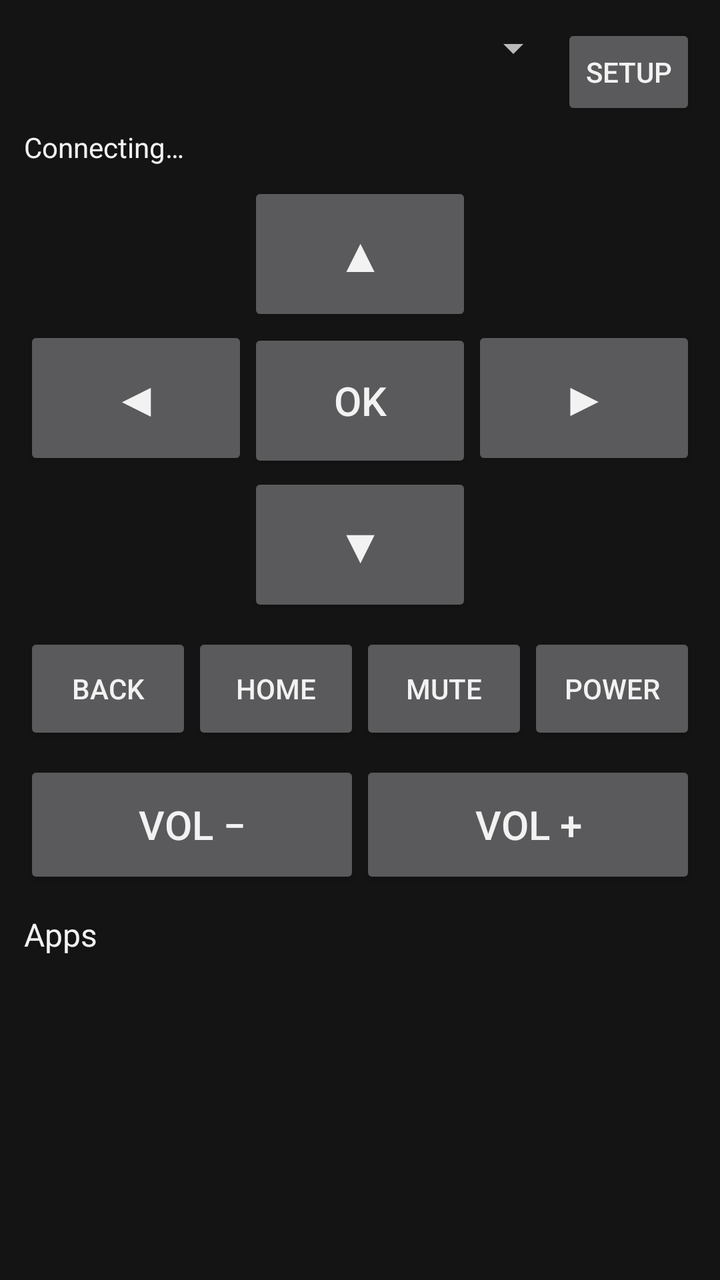
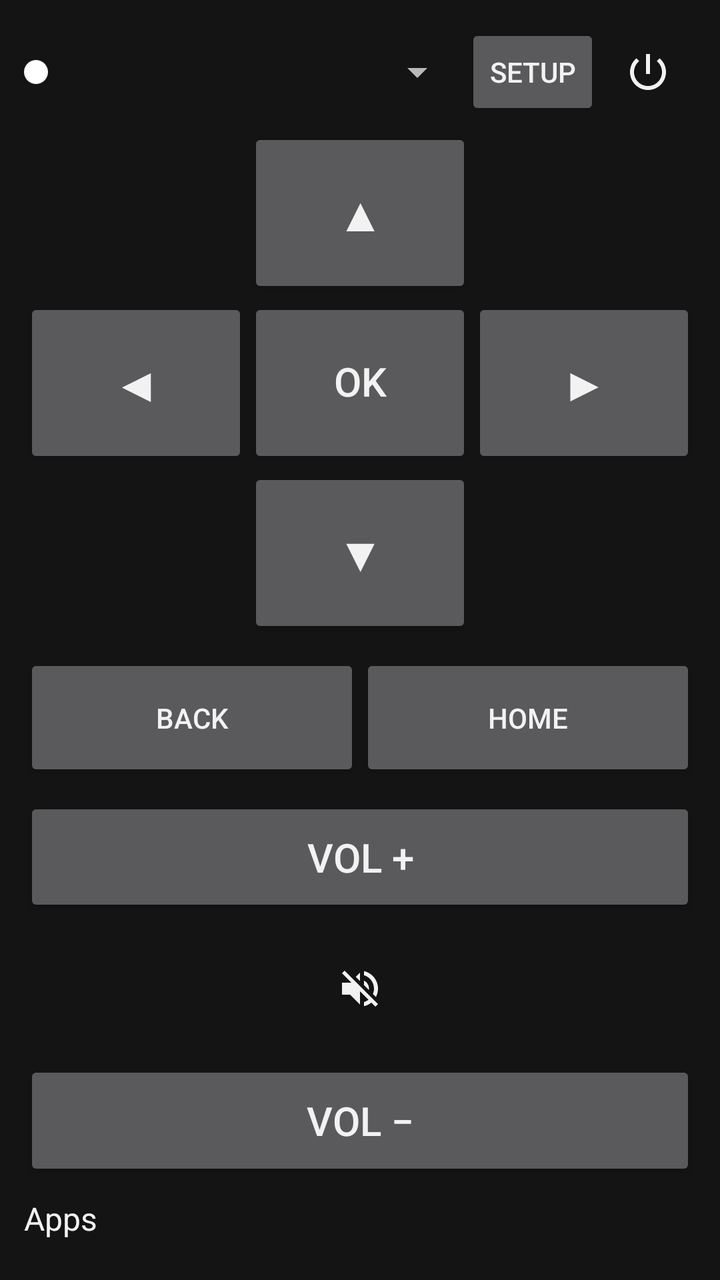

Before-and-after screenshots of an Android layout around one commit, followed by the original layout XML and the change that was made.
<!-- AndroidManifest.xml: application theme Theme.GrafRemote -->
<!-- res/layout/activity_main.xml -->
<?xml version="1.0" encoding="utf-8"?>
<ScrollView xmlns:android="http://schemas.android.com/apk/res/android"
    android:layout_width="match_parent"
    android:layout_height="match_parent">

    <LinearLayout
        android:layout_width="match_parent"
        android:layout_height="wrap_content"
        android:orientation="vertical"
        android:padding="12dp">

        
        <LinearLayout
            android:layout_width="match_parent"
            android:layout_height="wrap_content"
            android:orientation="horizontal">

            <Spinner
                android:id="@+id/tvSpinner"
                android:layout_width="0dp"
                android:layout_height="wrap_content"
                android:layout_weight="1" />

            <Button
                android:id="@+id/btnSettings"
                android:layout_width="wrap_content"
                android:layout_height="wrap_content"
                android:minWidth="56dp"
                android:text="Setup" />
        </LinearLayout>

        <TextView
            android:id="@+id/statusText"
            android:layout_width="match_parent"
            android:layout_height="wrap_content"
            android:paddingTop="4dp"
            android:paddingBottom="8dp"
            android:text="Connecting…"
            android:textSize="14sp" />

        
        <GridLayout
            android:layout_width="match_parent"
            android:layout_height="wrap_content"
            android:columnCount="3">

            <View
                android:layout_width="0dp"
                android:layout_columnWeight="1" />

            <Button
                android:id="@+id/btnUp"
                android:layout_width="0dp"
                android:layout_columnWeight="1"
                android:minHeight="72dp"
                android:text="▲"
                android:textSize="24sp" />

            <View
                android:layout_width="0dp"
                android:layout_columnWeight="1" />

            <Button
                android:id="@+id/btnLeft"
                android:layout_width="0dp"
                android:layout_columnWeight="1"
                android:minHeight="72dp"
                android:text="◀"
                android:textSize="24sp" />

            <Button
                android:id="@+id/btnOk"
                android:layout_width="0dp"
                android:layout_columnWeight="1"
                android:minHeight="72dp"
                android:text="OK"
                android:textSize="20sp" />

            <Button
                android:id="@+id/btnRight"
                android:layout_width="0dp"
                android:layout_columnWeight="1"
                android:minHeight="72dp"
                android:text="▶"
                android:textSize="24sp" />

            <View
                android:layout_width="0dp"
                android:layout_columnWeight="1" />

            <Button
                android:id="@+id/btnDown"
                android:layout_width="0dp"
                android:layout_columnWeight="1"
                android:minHeight="72dp"
                android:text="▼"
                android:textSize="24sp" />

            <View
                android:layout_width="0dp"
                android:layout_columnWeight="1" />
        </GridLayout>

        
        <GridLayout
            android:layout_width="match_parent"
            android:layout_height="wrap_content"
            android:columnCount="4"
            android:layout_marginTop="8dp">

            <Button
                android:id="@+id/btnBack"
                android:layout_width="0dp"
                android:layout_columnWeight="1"
                android:minHeight="56dp"
                android:text="Back" />

            <Button
                android:id="@+id/btnHome"
                android:layout_width="0dp"
                android:layout_columnWeight="1"
                android:minHeight="56dp"
                android:text="Home" />

            <Button
                android:id="@+id/btnMute"
                android:layout_width="0dp"
                android:layout_columnWeight="1"
                android:minHeight="56dp"
                android:text="Mute" />

            <Button
                android:id="@+id/btnPower"
                android:layout_width="0dp"
                android:layout_columnWeight="1"
                android:minHeight="56dp"
                android:text="Power" />
        </GridLayout>

        
        <GridLayout
            android:layout_width="match_parent"
            android:layout_height="wrap_content"
            android:columnCount="2"
            android:layout_marginTop="8dp">

            <Button
                android:id="@+id/btnVolDown"
                android:layout_width="0dp"
                android:layout_columnWeight="1"
                android:minHeight="64dp"
                android:text="VOL −"
                android:textSize="20sp" />

            <Button
                android:id="@+id/btnVolUp"
                android:layout_width="0dp"
                android:layout_columnWeight="1"
                android:minHeight="64dp"
                android:text="VOL +"
                android:textSize="20sp" />
        </GridLayout>

        
        <TextView
            android:layout_width="match_parent"
            android:layout_height="wrap_content"
            android:layout_marginTop="12dp"
            android:text="Apps"
            android:textSize="16sp" />

        <HorizontalScrollView
            android:layout_width="match_parent"
            android:layout_height="wrap_content">

            <LinearLayout
                android:id="@+id/appsRow"
                android:layout_width="wrap_content"
                android:layout_height="wrap_content"
                android:orientation="horizontal"
                android:paddingTop="4dp"
                android:paddingBottom="16dp" />
        </HorizontalScrollView>
    </LinearLayout>
</ScrollView>
<!-- resources referenced by this layout -->
<resources>
  <style name="Theme.GrafRemote" parent="android:Theme.Material.NoActionBar">
          <item name="android:windowBackground">#141414</item>
          <item name="android:textColor">#f2f2f2</item>
          <item name="android:colorAccent">#4da3ff</item>
      </style>
</resources>

<!-- the commit's change to res/layout/activity_main.xml (unified diff, before → after) -->
@@ -1,185 +1,258 @@
 <?xml version="1.0" encoding="utf-8"?>
-<ScrollView xmlns:android="http://schemas.android.com/apk/res/android"
+<LinearLayout xmlns:android="http://schemas.android.com/apk/res/android"
     android:layout_width="match_parent"
-    android:layout_height="match_parent">
-
+    android:layout_height="match_parent"
+    android:orientation="vertical"
+    android:padding="12dp">
+
+    
     <LinearLayout
         android:layout_width="match_parent"
         android:layout_height="wrap_content"
-        android:orientation="vertical"
-        android:padding="12dp">
-
-        
+        android:gravity="center_vertical"
+        android:orientation="horizontal">
+
+        <View
+            android:id="@+id/statusDot"
+            android:layout_width="12dp"
+            android:layout_height="12dp"
+            android:layout_marginEnd="8dp"
+            android:background="@drawable/status_dot"
+            android:contentDescription="Connection status" />
+
+        <Spinner
+            android:id="@+id/tvSpinner"
+            android:layout_width="0dp"
+            android:layout_height="wrap_content"
+            android:layout_weight="1" />
+
+        <Button
+            android:id="@+id/btnSettings"
+            android:layout_width="wrap_content"
+            android:layout_height="wrap_content"
+            android:minWidth="56dp"
+            android:text="Setup" />
+
+        <ImageButton
+            android:id="@+id/btnPower"
+            android:layout_width="48dp"
+            android:layout_height="48dp"
+            android:background="?android:attr/selectableItemBackgroundBorderless"
+            android:contentDescription="Power"
+            android:src="@drawable/ic_power" />
+    </LinearLayout>
+
+    
+    <TextView
+        android:id="@+id/statusText"
+        android:layout_width="match_parent"
+        android:layout_height="wrap_content"
+        android:paddingTop="4dp"
+        android:paddingBottom="4dp"
+        android:textSize="14sp"
+        android:visibility="gone" />
+
+    
+    <GridLayout
+        android:layout_width="match_parent"
+        android:layout_height="0dp"
+        android:layout_weight="4"
+        android:layout_marginTop="4dp"
+        android:columnCount="3"
+        android:rowCount="3">
+
+        <Space
+            android:layout_width="0dp"
+            android:layout_height="0dp"
+            android:layout_columnWeight="1"
+            android:layout_gravity="fill"
+            android:layout_rowWeight="1" />
+
+        <Button
+            android:id="@+id/btnUp"
+            android:layout_width="0dp"
+            android:layout_height="0dp"
+            android:layout_columnWeight="1"
+            android:layout_gravity="fill"
+            android:layout_rowWeight="1"
+            android:gravity="center"
+            android:includeFontPadding="false"
+            android:minWidth="0dp"
+            android:minHeight="0dp"
+            android:text="▲"
+            android:textSize="24sp" />
+
+        <Space
+            android:layout_width="0dp"
+            android:layout_height="0dp"
+            android:layout_columnWeight="1"
+            android:layout_gravity="fill"
+            android:layout_rowWeight="1" />
+
+        <Button
+            android:id="@+id/btnLeft"
+            android:layout_width="0dp"
+            android:layout_height="0dp"
+            android:layout_columnWeight="1"
+            android:layout_gravity="fill"
+            android:layout_rowWeight="1"
+            android:gravity="center"
+            android:includeFontPadding="false"
+            android:minWidth="0dp"
+            android:minHeight="0dp"
+            android:text="◀"
+            android:textSize="24sp" />
+
+        <Button
+            android:id="@+id/btnOk"
+            android:layout_width="0dp"
+            android:layout_height="0dp"
+            android:layout_columnWeight="1"
+            android:layout_gravity="fill"
+            android:layout_rowWeight="1"
+            android:gravity="center"
+            android:includeFontPadding="false"
+            android:minWidth="0dp"
+            android:minHeight="0dp"
+            android:text="OK"
+            android:textSize="20sp" />
+
+        <Button
+            android:id="@+id/btnRight"
+            android:layout_width="0dp"
+            android:layout_height="0dp"
+            android:layout_columnWeight="1"
+            android:layout_gravity="fill"
+            android:layout_rowWeight="1"
+            android:gravity="center"
+            android:includeFontPadding="false"
+            android:minWidth="0dp"
+            android:minHeight="0dp"
+            android:text="▶"
+            android:textSize="24sp" />
+
+        <Space
+            android:layout_width="0dp"
+            android:layout_height="0dp"
+            android:layout_columnWeight="1"
+            android:layout_gravity="fill"
+            android:layout_rowWeight="1" />
+
+        <Button
+            android:id="@+id/btnDown"
+            android:layout_width="0dp"
+            android:layout_height="0dp"
+            android:layout_columnWeight="1"
+            android:layout_gravity="fill"
+            android:layout_rowWeight="1"
+            android:gravity="center"
+            android:includeFontPadding="false"
+            android:minWidth="0dp"
+            android:minHeight="0dp"
+            android:text="▼"
+            android:textSize="24sp" />
+
+        <Space
+            android:layout_width="0dp"
+            android:layout_height="0dp"
+            android:layout_columnWeight="1"
+            android:layout_gravity="fill"
+            android:layout_rowWeight="1" />
+    </GridLayout>
+
+    
+    <GridLayout
+        android:layout_width="match_parent"
+        android:layout_height="0dp"
+        android:layout_weight="1"
+        android:layout_marginTop="8dp"
+        android:columnCount="2"
+        android:rowCount="1">
+
+        <Button
+            android:id="@+id/btnBack"
+            android:layout_width="0dp"
+            android:layout_height="0dp"
+            android:layout_columnWeight="1"
+            android:layout_gravity="fill"
+            android:layout_rowWeight="1"
+            android:gravity="center"
+            android:minWidth="0dp"
+            android:minHeight="0dp"
+            android:text="Back" />
+
+        <Button
+            android:id="@+id/btnHome"
+            android:layout_width="0dp"
+            android:layout_height="0dp"
+            android:layout_columnWeight="1"
+            android:layout_gravity="fill"
+            android:layout_rowWeight="1"
+            android:gravity="center"
+            android:minWidth="0dp"
+            android:minHeight="0dp"
+            android:text="Home" />
+    </GridLayout>
+
+    
+    <LinearLayout
+        android:layout_width="match_parent"
+        android:layout_height="0dp"
+        android:layout_weight="3"
+        android:layout_marginTop="8dp"
+        android:orientation="vertical">
+
+        <Button
+            android:id="@+id/btnVolUp"
+            android:layout_width="match_parent"
+            android:layout_height="0dp"
+            android:layout_weight="1"
+            android:gravity="center"
+            android:minHeight="0dp"
+            android:text="VOL +"
+            android:textSize="20sp" />
+
+        <ImageButton
+            android:id="@+id/btnMute"
+            android:layout_width="match_parent"
+            android:layout_height="0dp"
+            android:layout_weight="1"
+            android:layout_marginTop="6dp"
+            android:layout_marginBottom="6dp"
+            android:background="?android:attr/selectableItemBackground"
+            android:contentDescription="Mute"
+            android:scaleType="center"
+            android:src="@drawable/ic_mute" />
+
+        <Button
+            android:id="@+id/btnVolDown"
+            android:layout_width="match_parent"
+            android:layout_height="0dp"
+            android:layout_weight="1"
+            android:gravity="center"
+            android:minHeight="0dp"
+            android:text="VOL −"
+            android:textSize="20sp" />
+    </LinearLayout>
+
+    
+    <TextView
+        android:layout_width="match_parent"
+        android:layout_height="wrap_content"
+        android:layout_marginTop="8dp"
+        android:text="Apps"
+        android:textSize="16sp" />
+
+    <HorizontalScrollView
+        android:layout_width="match_parent"
+        android:layout_height="wrap_content">
+
         <LinearLayout
-            android:layout_width="match_parent"
+            android:id="@+id/appsRow"
+            android:layout_width="wrap_content"
             android:layout_height="wrap_content"
-            android:orientation="horizontal">
-
-            <Spinner
-                android:id="@+id/tvSpinner"
-                android:layout_width="0dp"
-                android:layout_height="wrap_content"
-                android:layout_weight="1" />
-
-            <Button
-                android:id="@+id/btnSettings"
-                android:layout_width="wrap_content"
-                android:layout_height="wrap_content"
-                android:minWidth="56dp"
-                android:text="Setup" />
-        </LinearLayout>
-
-        <TextView
-            android:id="@+id/statusText"
-            android:layout_width="match_parent"
-            android:layout_height="wrap_content"
+            android:orientation="horizontal"
             android:paddingTop="4dp"
-            android:paddingBottom="8dp"
-            android:text="Connecting…"
-            android:textSize="14sp" />
-
-        
-        <GridLayout
-            android:layout_width="match_parent"
-            android:layout_height="wrap_content"
-            android:columnCount="3">
-
-            <View
-                android:layout_width="0dp"
-                android:layout_columnWeight="1" />
-
-            <Button
-                android:id="@+id/btnUp"
-                android:layout_width="0dp"
-                android:layout_columnWeight="1"
-                android:minHeight="72dp"
-                android:text="▲"
-                android:textSize="24sp" />
-
-            <View
-                android:layout_width="0dp"
-                android:layout_columnWeight="1" />
-
-            <Button
-                android:id="@+id/btnLeft"
-                android:layout_width="0dp"
-                android:layout_columnWeight="1"
-                android:minHeight="72dp"
-                android:text="◀"
-                android:textSize="24sp" />
-
-            <Button
-                android:id="@+id/btnOk"
-                android:layout_width="0dp"
-                android:layout_columnWeight="1"
-                android:minHeight="72dp"
-                android:text="OK"
-                android:textSize="20sp" />
-
-            <Button
-                android:id="@+id/btnRight"
-                android:layout_width="0dp"
-                android:layout_columnWeight="1"
-                android:minHeight="72dp"
-                android:text="▶"
-                android:textSize="24sp" />
-
-            <View
-                android:layout_width="0dp"
-                android:layout_columnWeight="1" />
-
-            <Button
-                android:id="@+id/btnDown"
-                android:layout_width="0dp"
-                android:layout_columnWeight="1"
-                android:minHeight="72dp"
-                android:text="▼"
-                android:textSize="24sp" />
-
-            <View
-                android:layout_width="0dp"
-                android:layout_columnWeight="1" />
-        </GridLayout>
-
-        
-        <GridLayout
-            android:layout_width="match_parent"
-            android:layout_height="wrap_content"
-            android:columnCount="4"
-            android:layout_marginTop="8dp">
-
-            <Button
-                android:id="@+id/btnBack"
-                android:layout_width="0dp"
-                android:layout_columnWeight="1"
-                android:minHeight="56dp"
-                android:text="Back" />
-
-            <Button
-                android:id="@+id/btnHome"
-                android:layout_width="0dp"
-                android:layout_columnWeight="1"
-                android:minHeight="56dp"
-                android:text="Home" />
-
-            <Button
-                android:id="@+id/btnMute"
-                android:layout_width="0dp"
-                android:layout_columnWeight="1"
-                android:minHeight="56dp"
-                android:text="Mute" />
-
-            <Button
-                android:id="@+id/btnPower"
-                android:layout_width="0dp"
-                android:layout_columnWeight="1"
-                android:minHeight="56dp"
-                android:text="Power" />
-        </GridLayout>
-
-        
-        <GridLayout
-            android:layout_width="match_parent"
-            android:layout_height="wrap_content"
-            android:columnCount="2"
-            android:layout_marginTop="8dp">
-
-            <Button
-                android:id="@+id/btnVolDown"
-                android:layout_width="0dp"
-                android:layout_columnWeight="1"
-                android:minHeight="64dp"
-                android:text="VOL −"
-                android:textSize="20sp" />
-
-            <Button
-                android:id="@+id/btnVolUp"
-                android:layout_width="0dp"
-                android:layout_columnWeight="1"
-                android:minHeight="64dp"
-                android:text="VOL +"
-                android:textSize="20sp" />
-        </GridLayout>
-
-        
-        <TextView
-            android:layout_width="match_parent"
-            android:layout_height="wrap_content"
-            android:layout_marginTop="12dp"
-            android:text="Apps"
-            android:textSize="16sp" />
-
-        <HorizontalScrollView
-            android:layout_width="match_parent"
-            android:layout_height="wrap_content">
-
-            <LinearLayout
-                android:id="@+id/appsRow"
-                android:layout_width="wrap_content"
-                android:layout_height="wrap_content"
-                android:orientation="horizontal"
-                android:paddingTop="4dp"
-                android:paddingBottom="16dp" />
-        </HorizontalScrollView>
-    </LinearLayout>
-</ScrollView>
+            android:paddingBottom="4dp" />
+    </HorizontalScrollView>
+</LinearLayout>
<!-- resource entries referenced after the edit -->
@@ -1,5 +1,39 @@
 <!-- resources referenced by this layout -->
 <resources>
+  <!-- drawable ic_mute (drawable) -->
+  <?xml version="1.0" encoding="utf-8"?>
+  <vector xmlns:android="http://schemas.android.com/apk/res/android"
+      android:width="24dp"
+      android:height="24dp"
+      android:tint="#f2f2f2"
+      android:viewportWidth="24"
+      android:viewportHeight="24">
+      <path
+          android:fillColor="#FFFFFF"
+          android:pathData="M16.5,12c0,-1.77 -1.02,-3.29 -2.5,-4.03v2.21l2.45,2.45c0.03,-0.2 0.05,-0.41 0.05,-0.63zM19,12c0,0.94 -0.2,1.82 -0.54,2.64l1.51,1.51C20.63,14.91 21,13.5 21,12c0,-4.28 -2.99,-7.86 -7,-8.77v2.06c2.89,0.86 5,3.54 5,6.71zM4.27,3L3,4.27 7.73,9H3v6h4l5,5v-6.73l4.25,4.25c-0.67,0.52 -1.42,0.93 -2.25,1.18v2.06c1.38,-0.31 2.63,-0.95 3.69,-1.81L19.73,21 21,19.73l-9,-9L4.27,3zM12,4L9.91,6.09 12,8.18V4z" />
+  </vector>
+  <!-- drawable ic_power (drawable) -->
+  <?xml version="1.0" encoding="utf-8"?>
+  <vector xmlns:android="http://schemas.android.com/apk/res/android"
+      android:width="24dp"
+      android:height="24dp"
+      android:tint="#f2f2f2"
+      android:viewportWidth="24"
+      android:viewportHeight="24">
+      <path
+          android:fillColor="#FFFFFF"
+          android:pathData="M13,3h-2v10h2V3zm4.83,2.17l-1.42,1.42C17.99,7.86 19,9.81 19,12c0,3.87 -3.13,7 -7,7s-7,-3.13 -7,-7c0,-2.19 1.01,-4.14 2.58,-5.42L6.17,5.17C4.23,6.82 3,9.26 3,12c0,4.97 4.03,9 9,9s9,-4.03 9,-9c0,-2.74 -1.23,-5.18 -3.17,-6.83z" />
+  </vector>
+  <!-- drawable status_dot (drawable) -->
+  <?xml version="1.0" encoding="utf-8"?>
+  <shape xmlns:android="http://schemas.android.com/apk/res/android"
+      android:shape="oval">
+      
+      <solid android:color="#FFFFFF" />
+      <size
+          android:width="12dp"
+          android:height="12dp" />
+  </shape>
   <style name="Theme.GrafRemote" parent="android:Theme.Material.NoActionBar">
           <item name="android:windowBackground">#141414</item>
           <item name="android:textColor">#f2f2f2</item>
